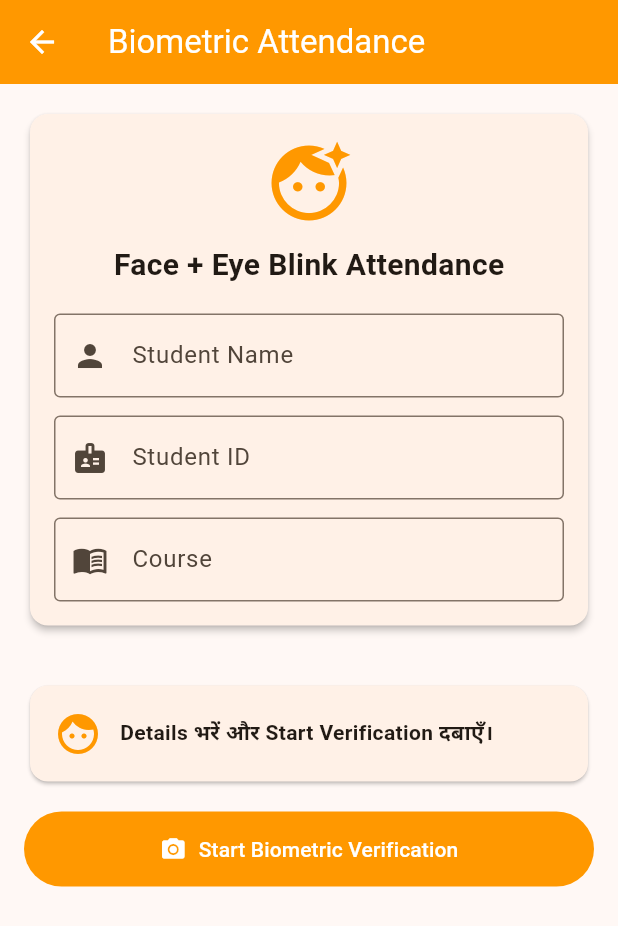
After one commit to deepu9446-ship-it/jay_shree_ram_computer_center, a Flutter app: the AttendancePage screen opened directly, on a phone screen of 412 x 824 dp. The commit adds this screen. Shown: the top 926 px of the screen. Run offline on Flutter 3.47's test engine with Material 3 defaults, Android fonts, the phone set to English and light mode, and no system bars; our stand-ins replace camera, image_picker; missing offline and left inert: google_mlkit_face_detection.

Commit message:
Add biometric attendance with face and blink verification

```diff
--- /dev/null
+++ b/lib/attendance_page.dart
@@ -0,0 +1,464 @@
+import 'dart:io';
+
+import 'package:camera/camera.dart';
+import 'package:flutter/material.dart';
+import 'package:google_mlkit_face_detection/google_mlkit_face_detection.dart';
+
+class AttendancePage extends StatefulWidget {
+  final String? studentId;
+  final String? course;
+
+  const AttendancePage({
+    super.key,
+    this.studentId,
+    this.course,
+  });
+
+  @override
+  State<AttendancePage> createState() => _AttendancePageState();
+}
+
+class _AttendancePageState extends State<AttendancePage> {
+  final _nameController = TextEditingController();
+  final _studentIdController = TextEditingController();
+  final _courseController = TextEditingController();
+
+  CameraController? _cameraController;
+  late final FaceDetector _faceDetector;
+
+  bool _cameraReady = false;
+  bool _processing = false;
+  bool _faceDetected = false;
+  bool _eyesClosed = false;
+  bool _blinkDetected = false;
+  bool _attendanceMarked = false;
+
+  String _status = 'Details भरें और Start Verification दबाएँ।';
+
+  @override
+  void initState() {
+    super.initState();
+
+    if (widget.studentId != null) {
+      _studentIdController.text = widget.studentId!;
+    }
+
+    if (widget.course != null) {
+      _courseController.text = widget.course!;
+    }
+
+    _faceDetector = FaceDetector(
+      options: FaceDetectorOptions(
+        enableClassification: true,
+        enableLandmarks: true,
+        enableTracking: true,
+        performanceMode: FaceDetectorMode.fast,
+        minFaceSize: 0.15,
+      ),
+    );
+  }
+
+  Future<void> _startBiometric() async {
+    if (_nameController.text.trim().isEmpty ||
+        _studentIdController.text.trim().isEmpty ||
+        _courseController.text.trim().isEmpty) {
+      _showMessage('Name, Student ID और Course भरें।');
+      return;
+    }
+
+    try {
+      final cameras = await availableCameras();
+
+      if (cameras.isEmpty) {
+        _showMessage('Device में camera नहीं मिला।');
+        return;
+      }
+
+      CameraDescription selectedCamera = cameras.first;
+
+      for (final camera in cameras) {
+        if (camera.lensDirection == CameraLensDirection.front) {
+          selectedCamera = camera;
+          break;
+        }
+      }
+
+      _cameraController = CameraController(
+        selectedCamera,
+        ResolutionPreset.medium,
+        enableAudio: false,
+      );
+
+      await _cameraController!.initialize();
+
+      if (!mounted) return;
+
+      setState(() {
+        _cameraReady = true;
+        _faceDetected = false;
+        _eyesClosed = false;
+        _blinkDetected = false;
+        _attendanceMarked = false;
+        _status = 'Camera चालू है। Camera में देखें और blink करें।';
+      });
+
+      _processCamera();
+    } catch (e) {
+      _showMessage('Camera error: $e');
+    }
+  }
+
+  Future<void> _processCamera() async {
+    if (!_cameraReady ||
+        _cameraController == null ||
+        !_cameraController!.value.isInitialized ||
+        _processing ||
+        _attendanceMarked) {
+      return;
+    }
+
+    _processing = true;
+
+    try {
+      final image = await _cameraController!.takePicture();
+      final inputImage = InputImage.fromFilePath(image.path);
+      final faces = await _faceDetector.processImage(inputImage);
+
+      try {
+        await File(image.path).delete();
+      } catch (_) {}
+
+      if (!mounted) return;
+
+      if (faces.length == 1) {
+        final face = faces.first;
+
+        final leftEye = face.leftEyeOpenProbability;
+        final rightEye = face.rightEyeOpenProbability;
+
+        setState(() {
+          _faceDetected = true;
+        });
+
+        if (leftEye == null || rightEye == null) {
+          setState(() {
+            _status = 'Eyes detect नहीं हो रही हैं। Camera में सीधे देखें।';
+          });
+          return;
+        }
+
+        final eyeAverage = (leftEye + rightEye) / 2.0;
+
+        if (eyeAverage < 0.45) {
+          if (!_eyesClosed) {
+            setState(() {
+              _eyesClosed = true;
+              _status = '👁️ Eyes closed detected. अब eyes खोलें।';
+            });
+          }
+          return;
+        }
+
+        if (eyeAverage > 0.60) {
+          if (_eyesClosed) {
+            setState(() {
+              _blinkDetected = true;
+              _status =
+                  '✅ Face Verification Successful\n'
+                  '✅ Eye Blink Verification Successful';
+            });
+
+            _markAttendance();
+          } else {
+            setState(() {
+              _eyesClosed = false;
+              _status = '🙂 Face detected. Blink करें।';
+            });
+          }
+        }
+      } else if (faces.isEmpty) {
+        setState(() {
+          _faceDetected = false;
+          _eyesClosed = false;
+          _status = 'Face नहीं मिला। Camera में देखें।';
+        });
+      } else {
+        setState(() {
+          _faceDetected = false;
+          _eyesClosed = false;
+          _status = 'Camera में केवल एक व्यक्ति होना चाहिए।';
+        });
+      }
+    } catch (e) {
+      if (mounted) {
+        setState(() {
+          _status = 'Biometric processing error: $e';
+        });
+      }
+    } finally {
+      _processing = false;
+
+      if (mounted && _cameraReady && !_attendanceMarked) {
+        await Future.delayed(const Duration(milliseconds: 900));
+
+        if (mounted && _cameraReady && !_attendanceMarked) {
+          _processCamera();
+        }
+      }
+    }
+  }
+
+  void _markAttendance() {
+    if (_attendanceMarked) return;
+    if (!_faceDetected || !_blinkDetected) return;
+
+    setState(() {
+      _attendanceMarked = true;
+      _status =
+          '✅ Face Verification Successful\n'
+          '✅ Eye Blink Verification Successful\n'
+          '🟢 Attendance Marked Successfully!';
+    });
+
+    _showAttendanceDialog();
+  }
+
+  Future<void> _showAttendanceDialog() async {
+    final now = DateTime.now();
+
+    await _stopCamera();
+
+    if (!mounted) return;
+
+    showDialog(
+      context: context,
+      barrierDismissible: false,
+      builder: (context) {
+        return AlertDialog(
+          title: const Row(
+            children: [
+              Icon(Icons.check_circle, color: Colors.green),
+              SizedBox(width: 10),
+              Expanded(child: Text('Attendance Marked')),
+            ],
+          ),
+          content: Column(
+            mainAxisSize: MainAxisSize.min,
+            crossAxisAlignment: CrossAxisAlignment.start,
+            children: [
+              Text('Name: ${_nameController.text}'),
+              const SizedBox(height: 8),
+              Text('Student ID: ${_studentIdController.text}'),
+              const SizedBox(height: 8),
+              Text('Course: ${_courseController.text}'),
+              const SizedBox(height: 8),
+              Text('Date: ${now.day}/${now.month}/${now.year}'),
+              const SizedBox(height: 8),
+              Text(
+                'Time: ${now.hour.toString().padLeft(2, '0')}:'
+                '${now.minute.toString().padLeft(2, '0')}:'
+                '${now.second.toString().padLeft(2, '0')}',
+              ),
+            ],
+          ),
+          actions: [
+            FilledButton(
+              onPressed: () {
+                Navigator.pop(context);
+                _resetVerification();
+              },
+              child: const Text('Done'),
+            ),
+          ],
+        );
+      },
+    );
+  }
+
+  Future<void> _stopCamera() async {
+    _cameraReady = false;
+
+    final controller = _cameraController;
+    _cameraController = null;
+
+    if (controller != null) {
+      await controller.dispose();
+    }
+
+    if (mounted) {
+      setState(() {});
+    }
+  }
+
+  void _resetVerification() {
+    setState(() {
+      _cameraReady = false;
+      _processing = false;
+      _faceDetected = false;
+      _eyesClosed = false;
+      _blinkDetected = false;
+      _attendanceMarked = false;
+      _status = 'Details भरें और Start Verification दबाएँ।';
+    });
+  }
+
+  void _showMessage(String message) {
+    if (!mounted) return;
+
+    ScaffoldMessenger.of(context).showSnackBar(
+      SnackBar(content: Text(message)),
+    );
+  }
+
+  @override
+  void dispose() {
+    _cameraController?.dispose();
+    _faceDetector.close();
+
+    _nameController.dispose();
+    _studentIdController.dispose();
+    _courseController.dispose();
+
+    super.dispose();
+  }
+
+  @override
+  Widget build(BuildContext context) {
+    return Scaffold(
+      appBar: AppBar(
+        title: const Text('Biometric Attendance'),
+        backgroundColor: Colors.orange,
+        foregroundColor: Colors.white,
+      ),
+      body: SingleChildScrollView(
+        padding: const EdgeInsets.all(16),
+        child: Column(
+          children: [
+            Card(
+              elevation: 2,
+              child: Padding(
+                padding: const EdgeInsets.all(16),
+                child: Column(
+                  children: [
+                    const Icon(
+                      Icons.face_retouching_natural,
+                      size: 60,
+                      color: Colors.orange,
+                    ),
+                    const SizedBox(height: 10),
+                    const Text(
+                      'Face + Eye Blink Attendance',
+                      style: TextStyle(
+                        fontSize: 20,
+                        fontWeight: FontWeight.bold,
+                      ),
+                    ),
+                    const SizedBox(height: 18),
+                    TextField(
+                      controller: _nameController,
+                      decoration: const InputDecoration(
+                        labelText: 'Student Name',
+                        prefixIcon: Icon(Icons.person),
+                        border: OutlineInputBorder(),
+                      ),
+                    ),
+                    const SizedBox(height: 12),
+                    TextField(
+                      controller: _studentIdController,
+                      decoration: const InputDecoration(
+                        labelText: 'Student ID',
+                        prefixIcon: Icon(Icons.badge),
+                        border: OutlineInputBorder(),
+                      ),
+                    ),
+                    const SizedBox(height: 12),
+                    TextField(
+                      controller: _courseController,
+                      decoration: const InputDecoration(
+                        labelText: 'Course',
+                        prefixIcon: Icon(Icons.menu_book),
+                        border: OutlineInputBorder(),
+                      ),
+                    ),
+                  ],
+                ),
+              ),
+            ),
+
+            const SizedBox(height: 16),
+
+            if (_cameraReady &&
+                _cameraController != null &&
+                _cameraController!.value.isInitialized)
+              Card(
+                clipBehavior: Clip.antiAlias,
+                child: AspectRatio(
+                  aspectRatio: _cameraController!.value.aspectRatio,
+                  child: CameraPreview(_cameraController!),
+                ),
+              ),
+
+            const SizedBox(height: 16),
+
+            Card(
+              child: Padding(
+                padding: const EdgeInsets.all(16),
+                child: Row(
+                  children: [
+                    Icon(
+                      _faceDetected
+                          ? Icons.check_circle
+                          : Icons.face,
+                      color: _faceDetected
+                          ? Colors.green
+                          : Colors.orange,
+                      size: 32,
+                    ),
+                    const SizedBox(width: 12),
+                    Expanded(
+                      child: Text(
+                        _status,
+                        style: const TextStyle(
+                          fontWeight: FontWeight.w600,
+                        ),
+                      ),
+                    ),
+                  ],
+                ),
+              ),
+            ),
+
+            const SizedBox(height: 16),
+
+            if (!_cameraReady)
+              SizedBox(
+                width: double.infinity,
+                child: FilledButton.icon(
+                  onPressed: _startBiometric,
+                  icon: const Icon(Icons.camera_alt),
+                  label: const Text(
+                    'Start Biometric Verification',
+                  ),
+                  style: FilledButton.styleFrom(
+                    backgroundColor: Colors.orange,
+                    foregroundColor: Colors.white,
+                    padding: const EdgeInsets.symmetric(vertical: 15),
+                  ),
+                ),
+              ),
+
+            if (_cameraReady && !_attendanceMarked)
+              SizedBox(
+                width: double.infinity,
+                child: OutlinedButton.icon(
+                  onPressed: _stopCamera,
+                  icon: const Icon(Icons.stop_circle),
+                  label: const Text('Stop Camera'),
+                ),
+              ),
+          ],
+        ),
+      ),
+    );
+  }
+}
--- a/lib/main.dart
+++ b/lib/main.dart
@@ -1,6 +1,7 @@
 import 'dart:io';
 import 'package:flutter/material.dart';
 import 'package:image_picker/image_picker.dart';
+import 'attendance_page.dart';
 
 void main() {
   runApp(const MyApp());
@@ -302,6 +303,11 @@ class _DashboardPageState extends State<DashboardPage> {
       icon: Icons.location_on,
     ),
     DashboardItem(
+      title: 'Biometric Attendance',
+      subtitle: 'Face + Eye Blink',
+      icon: Icons.face_retouching_natural,
+    ),
+    DashboardItem(
       title: 'Reports',
       subtitle: 'View Reports',
       icon: Icons.bar_chart,
@@ -324,6 +330,10 @@ class _DashboardPageState extends State<DashboardPage> {
 
   if (item.title == 'Admission') {
     return const StudentProfilePage();
+  }
+
+  if (item.title == 'Biometric Attendance') {
+    return const AttendancePage();
   }
 
   return FeaturePage(
--- a/pubspec.yaml
+++ b/pubspec.yaml
@@ -11,6 +11,8 @@ dependencies:
   flutter:
     sdk: flutter
   image_picker: ^1.2.0
+  camera: ^0.12.1
+  google_mlkit_face_detection: ^0.15.1
 
 dev_dependencies:
   flutter_test:
```
Also changed, not shown: pubspec.lock.
